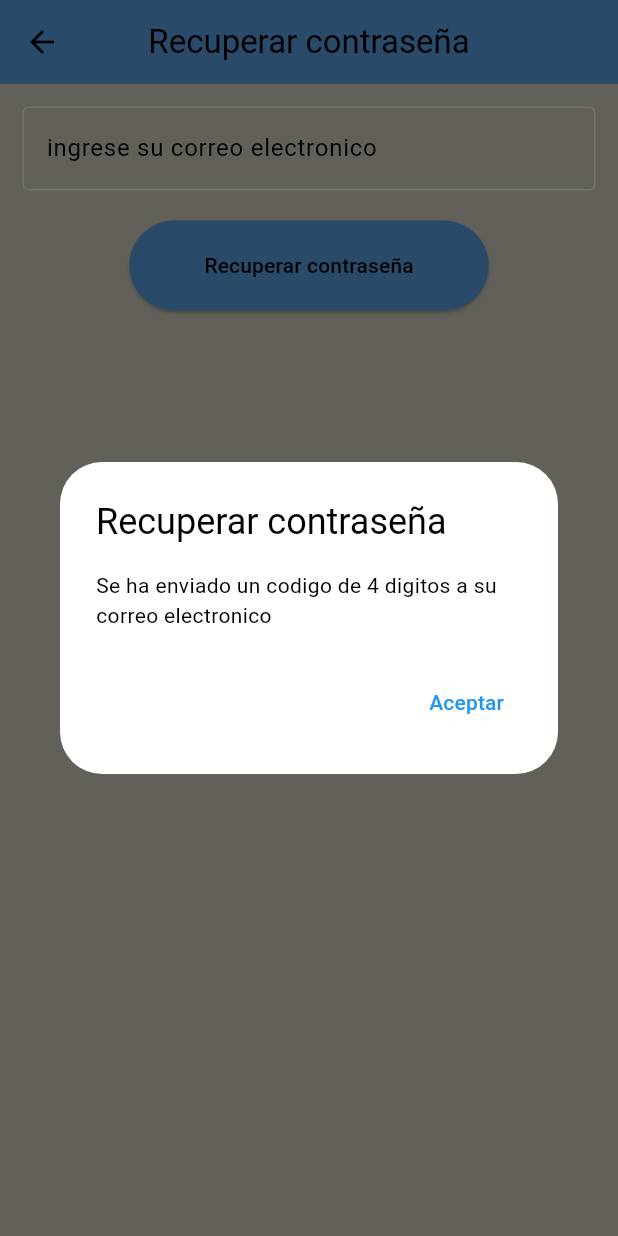
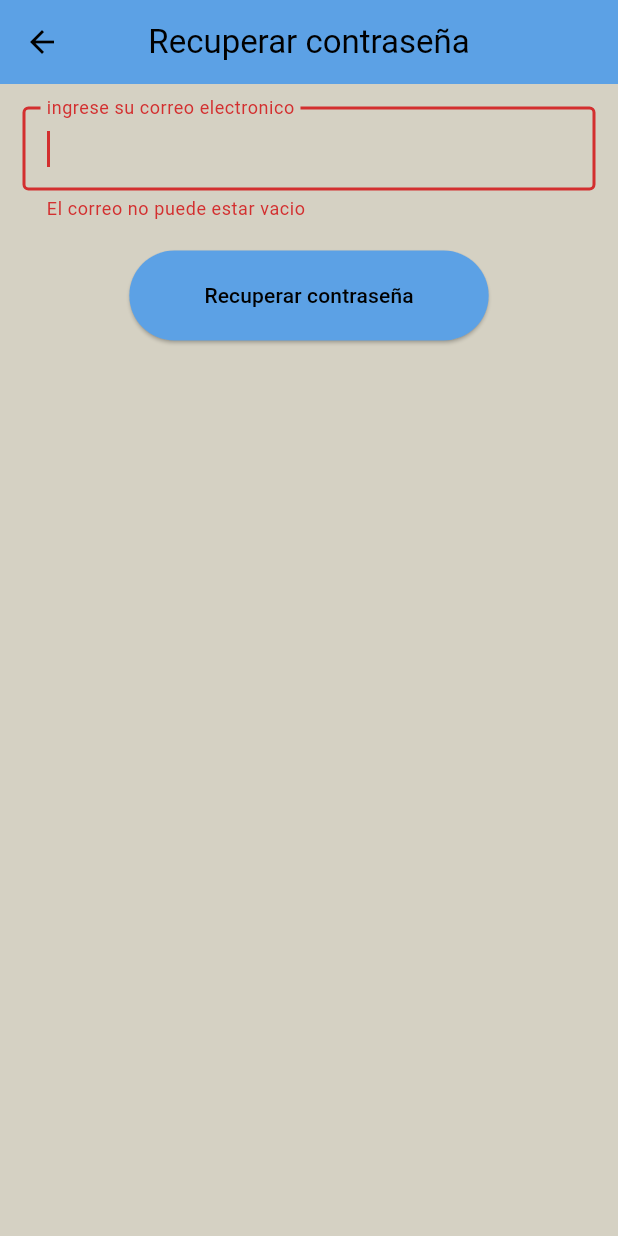
Before and after one commit to Carlosescobar93/login, a Flutter app: the RecuperarC screen opened by its route, after a tap on "Recuperar contraseña", on a phone screen of 412 x 824 dp. Run offline on Flutter 3.47's test engine with Material 3 defaults, Android fonts, the phone set to English and light mode, and no system bars; our stand-ins replace firebase_auth, firebase_core; accounts and stored records are empty.

Commit message:
correccion de la vista de contraseñas y se creo la clase para el login en la autenticacion

```diff
--- a/lib/vistas/RecuperarC.dart
+++ b/lib/vistas/RecuperarC.dart
@@ -1,4 +1,5 @@
 import 'package:flutter/material.dart';
+import 'package:prueba/service/Service.dart';
 
 class RecuperarC extends StatefulWidget {
   const RecuperarC({super.key});
@@ -8,6 +9,9 @@ class RecuperarC extends StatefulWidget {
 }
 
 class _RecuperarCState extends State<RecuperarC> {
+  final TextEditingController correo = TextEditingController();
+  final GlobalKey<FormState> _formKey = GlobalKey<FormState>();
+  final TextEditingController contrasena = TextEditingController();
   @override
   Widget build(BuildContext context) {
     return Scaffold(
@@ -17,20 +21,31 @@ class _RecuperarCState extends State<RecuperarC> {
       ),
       body: Container(
         child: Form(
+          key: _formKey,
           child: Padding(
             padding: EdgeInsets.all(15),
             child: Column(
               crossAxisAlignment: CrossAxisAlignment.center,
               children: [
                 TextFormField(
+                  controller: correo,
+                  validator: (value) => value!.isEmpty
+                      ? "El correo no puede estar vacio"
+                      : null,
                   autofocus: true,
                   decoration: InputDecoration(
                       label: Text("ingrese su correo electronico"),
                       border: OutlineInputBorder()),
                 ),
                 SizedBox(height: 20),
-                ElevatedButton(
-                    onPressed: () {mensaje();},
+                ElevatedButton (
+                    onPressed: ()async{
+                      if (_formKey.currentState!.validate()) {
+                        // Si el formulario es válido, intenta recuperar la contraseña
+                         mensaje(
+                        await Registrar().RecuperarContrasena(correo.text));
+                      }
+                    },
                     child: Text(
                       "Recuperar contraseña",
                       style: TextStyle(color: Colors.black),
@@ -48,12 +63,12 @@ class _RecuperarCState extends State<RecuperarC> {
       ),
     );
   }
-  void mensaje() {
+  void mensaje(msg) {
     showDialog(context: context,
      builder: (BuildContext context){
       return AlertDialog(
         title: Text("Recuperar contraseña"),
-        content: Text("Se ha enviado un codigo de 4 digitos a su correo electronico"),
+        content: Text(msg),
         actions: [
           TextButton(onPressed: () {
             Navigator.pushReplacementNamed(context, "Login");
--- a/pubspec.yaml
+++ b/pubspec.yaml
@@ -63,7 +63,7 @@ flutter:
 
   # To add assets to your application, add an assets section, like this:
   assets:
-     - images/
+  #   - images/prp.jpeg
   #   - images/a_dot_ham.jpeg
 
   # An image asset can refer to one or more resolution-specific "variants", see
```
Also changed, not shown: lib/service/Autenticacion.dart (+44 -2 lines), lib/vistas/InformacionUser.dart (added, +10 -0 lines), lib/vistas/login.dart (+15 -2 lines), lib/vistas/registro.dart (+46 -13 lines), lib/main.dart (line endings or trailing spaces), 1 other file.
